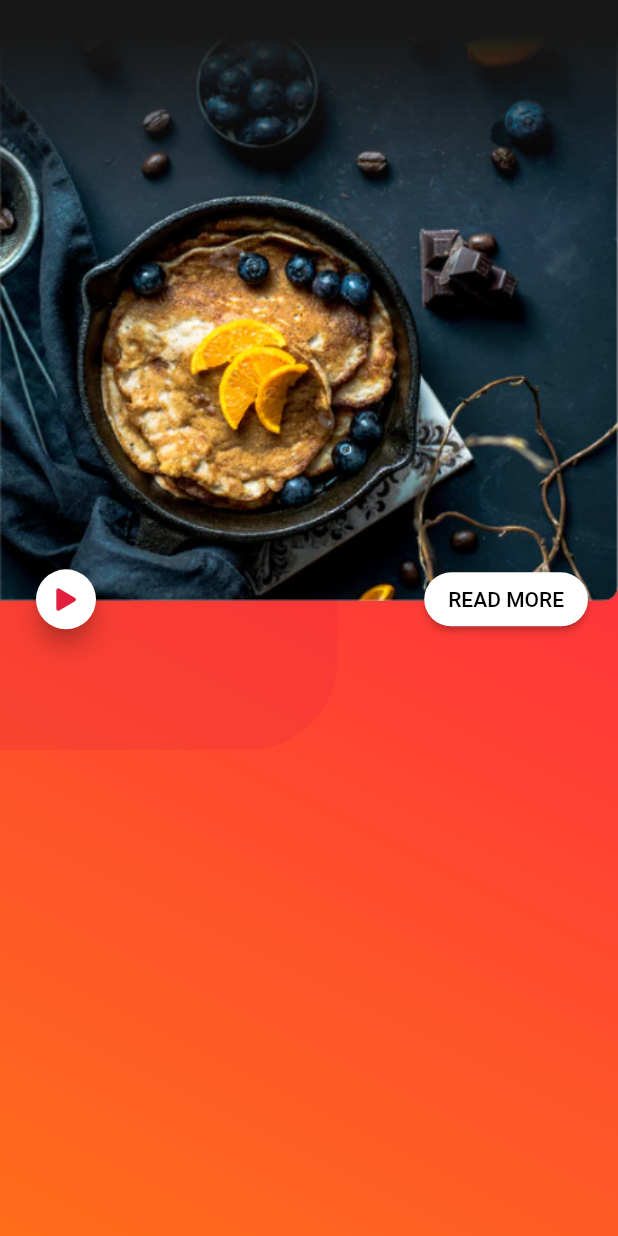
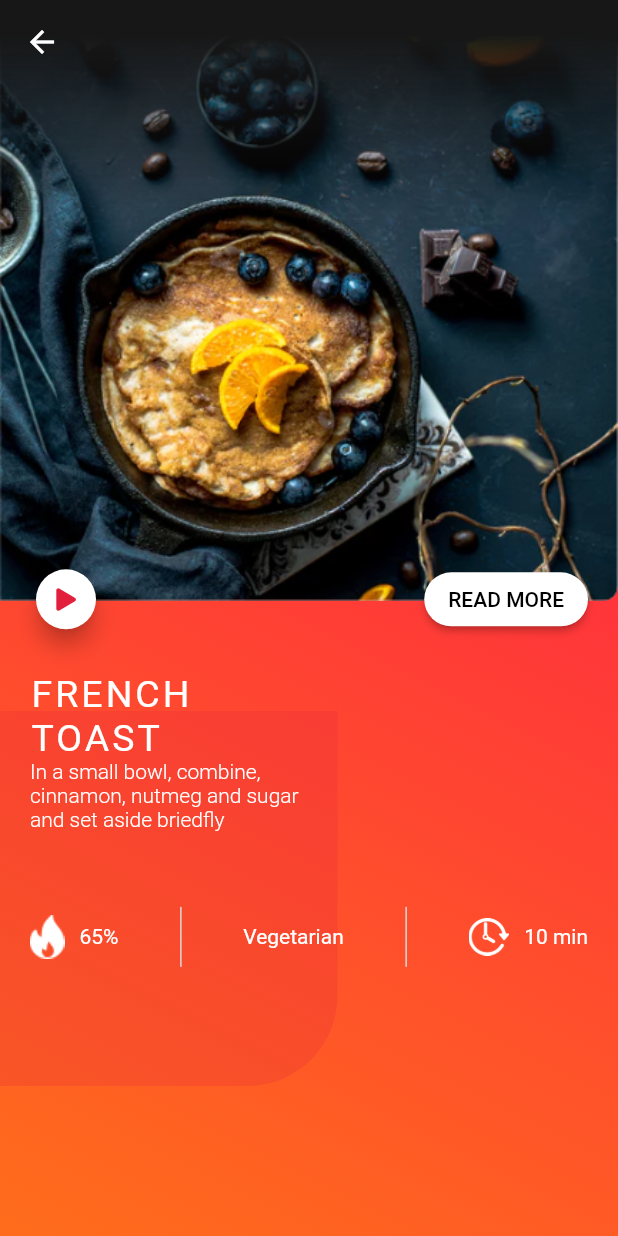
Before and after one commit to edalvb/recipe, a Flutter app: the DishDetailsPage screen opened by its route, on a phone screen of 412 x 824 dp. Run offline on Flutter 3.47's test engine with Material 2 defaults, Android fonts, the phone set to English and light mode, and no system bars; our stand-ins replace font_awesome_flutter.

Commit message:
Pantalla de detalles 2 de 2

```diff
--- a/lib/ui/pages/dish_details.dart
+++ b/lib/ui/pages/dish_details.dart
@@ -18,7 +18,7 @@ class DishDetailsPage extends StatelessWidget {
                     end: Alignment.bottomLeft)),
           ),
           Positioned(
-              top: 250,
+              bottom: 100,
               child: Container(
                 height: 250,
                 width: 225,
@@ -28,6 +28,7 @@ class DishDetailsPage extends StatelessWidget {
                         BorderRadius.only(bottomRight: Radius.circular(60))),
               )),
           Column(
+            crossAxisAlignment: CrossAxisAlignment.start,
             children: [
               Image.asset("assets/images/Recipe-01.png"),
               Transform.translate(
@@ -60,12 +61,64 @@ class DishDetailsPage extends StatelessWidget {
                         child: Text("READ MORE"),
                         onPressed: () {},
                       ),
+                    ),
+                  ],
+                ),
+              ),
+              Padding(
+                padding: const EdgeInsets.only(left: 20),
+                child: SizedBox(
+                  width: 200,
+                  child: Column(
+                    mainAxisSize: MainAxisSize.min,
+                    children: [
+                      Text("FRENCH TOAST",
+                          style: TextStyle(letterSpacing: 2, fontSize: 25)),
+                      Text(
+                        "In a small bowl, combine, cinnamon, nutmeg and sugar and set aside briedfly",
+                        style: TextStyle(fontWeight: FontWeight.w300),
+                      )
+                    ],
+                  ),
+                ),
+              ),
+              SizedBox(height: 50),
+              Padding(
+                padding: const EdgeInsets.symmetric(horizontal: 20),
+                child: Row(
+                  mainAxisAlignment: MainAxisAlignment.spaceBetween,
+                  children: [
+                    Row(
+                      children: [
+                        Image.asset("assets/images/fire.png"),
+                        SizedBox(width: 10),
+                        Text("65%"),
+                      ],
+                    ),
+                    Container(
+                      height: 40,
+                      width: 1,
+                      color: Color(0xFFD8D8D8),
+                    ),
+                    Text("Vegetarian"),
+                    Container(
+                      height: 40,
+                      width: 1,
+                      color: Color(0xFFD8D8D8),
+                    ),
+                    Row(
+                      children: [
+                        Image.asset("assets/images/time.png", height: 25,),
+                        SizedBox(width: 10),
+                        Text("10 min"),
+                      ],
                     )
                   ],
                 ),
               )
             ],
           ),
+          AppBar()
         ],
       ),
     );
```
